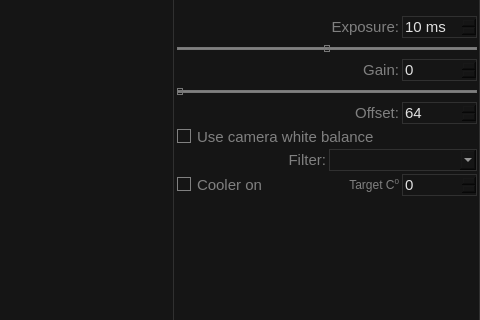
First picture: the form in mainframe.ui, repository aleksey-ka/OpenAP-AstroPhotography, before the edit; both pictures show x 834 to 1314 and y 230 to 550 of the 1314 by 819 pixel window.
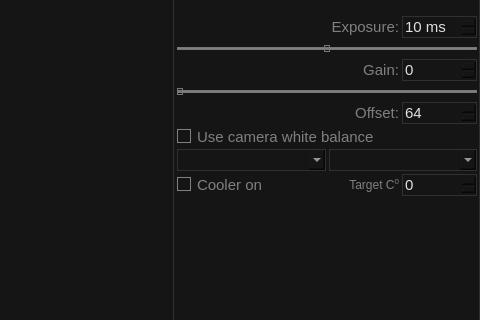
Second picture: the form after the edit.

Commit message: Filter wheel selection based on description files. Detailed filter description in image info

```diff
--- a/mainframe.ui
+++ b/mainframe.ui
@@ -647,15 +647,9 @@
               <number>0</number>
              </property>
              <item>
-              <widget class="QLabel" name="filterLabel">
-               <property name="layoutDirection">
-                <enum>Qt::LeftToRight</enum>
-               </property>
-               <property name="text">
-                <string>Filter:</string>
-               </property>
-               <property name="alignment">
-                <set>Qt::AlignRight|Qt::AlignTrailing|Qt::AlignVCenter</set>
+              <widget class="QComboBox" name="filterWheelComboBox">
+               <property name="editable">
+                <bool>true</bool>
                </property>
               </widget>
              </item>
```
The commit also changes 9 other files.
